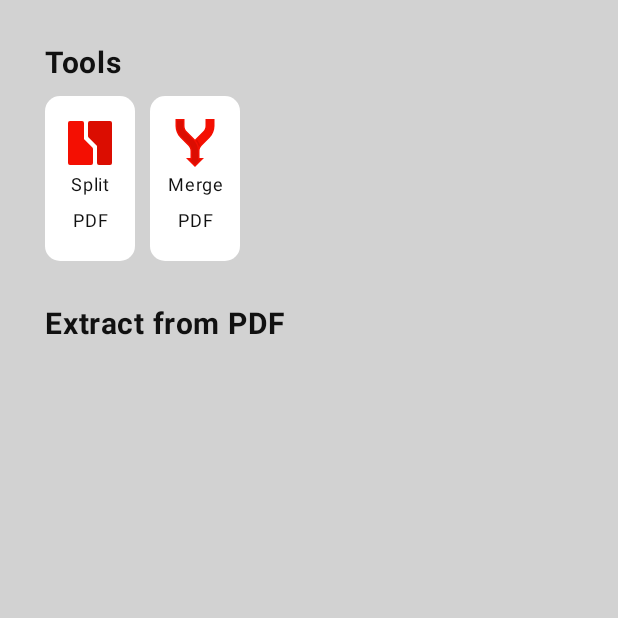
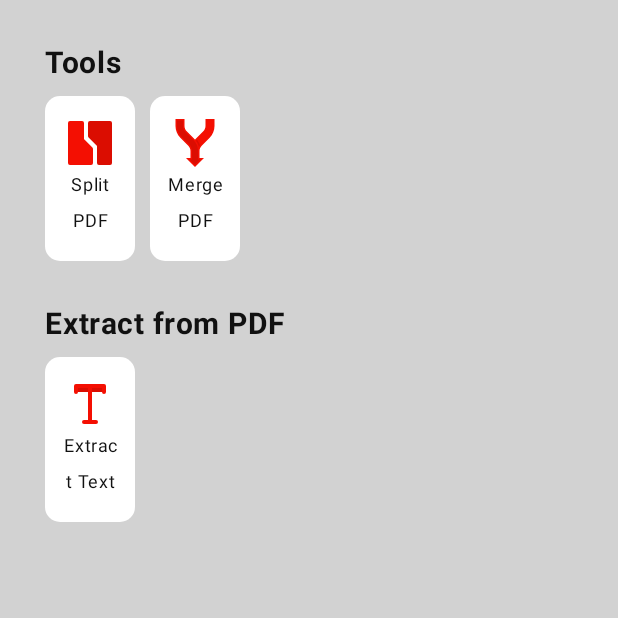
Before and after one commit to Burhan7777/RedPdfPro, an Android app built with Jetpack Compose: the screen it shows after launch (MainActivity), on a phone screen of 412 x 824 dp, the top half of it. Run offline under Robolectric (Android 15) with nearby library versions, the phone set to English and light mode, and no system bars; libraries missing offline, so code that uses them is left out: com.chaquo.python; 1 statement that could not run was skipped.

Commit message:
Adds text extraction from pdf

```diff
--- a/app/src/main/java/com/pzbdownloaders/redpdfpro/core/presentation/Component/FeatureBox.kt
+++ b/app/src/main/java/com/pzbdownloaders/redpdfpro/core/presentation/Component/FeatureBox.kt
@@ -22,6 +22,7 @@ import androidx.compose.ui.graphics.Color
 import androidx.compose.ui.res.painterResource
 import androidx.compose.ui.res.stringResource
 import androidx.compose.ui.text.style.TextAlign
+import androidx.compose.ui.text.style.TextOverflow
 import androidx.compose.ui.unit.dp
 import androidx.compose.ui.unit.sp
 import androidx.navigation.NavHostController
@@ -66,7 +67,8 @@ fun FeatureBox(
                 modifier = Modifier,
                 fontSize = 12.sp,
                 textAlign = TextAlign.Center,
-                color = MaterialTheme.colorScheme.onPrimary
+                color = MaterialTheme.colorScheme.onPrimary,
+                overflow = TextOverflow.Ellipsis
             )
         }
     }
--- a/app/src/main/java/com/pzbdownloaders/redpdfpro/core/presentation/HomePage.kt
+++ b/app/src/main/java/com/pzbdownloaders/redpdfpro/core/presentation/HomePage.kt
@@ -52,7 +52,7 @@ fun HomePage(navHostController: NavHostController, viewModel: MyViewModel) {
             FeatureBox(
                 stringId = R.string.splitPdf,
                 drawableId = R.drawable.split,
-                contentDescription = "Split PDF",
+                contentDescription = stringResource(id = R.string.splitPdf),
                 navHostController,
                 Screens.SplitPdf.route,
             )
@@ -60,7 +60,7 @@ fun HomePage(navHostController: NavHostController, viewModel: MyViewModel) {
             FeatureBox(
                 stringId = R.string.mergePdf,
                 drawableId = R.drawable.merge,
-                contentDescription = "Merge PDF",
+                contentDescription = stringResource(id = R.string.mergePdf),
                 navHostController,
                 Screens.MergePdf.route
             )
@@ -73,6 +73,20 @@ fun HomePage(navHostController: NavHostController, viewModel: MyViewModel) {
             fontSize = 20.sp,
             fontWeight = FontWeight.Bold
         )
+        Spacer(
+            modifier = Modifier.height(10.dp)
+        )
+        Row(horizontalArrangement = Arrangement.spacedBy(10.dp)) {
+
+            FeatureBox(
+                stringId = R.string.extractText,
+                drawableId = R.drawable.text,
+                contentDescription = stringResource(id = R.string.extractText),
+                navHostController,
+                Screens.ExtractText.route,
+            )
+
+        }
 
     }
 }
--- a/app/src/main/java/com/pzbdownloaders/redpdfpro/core/presentation/NavHost.kt
+++ b/app/src/main/java/com/pzbdownloaders/redpdfpro/core/presentation/NavHost.kt
@@ -5,6 +5,7 @@ import androidx.navigation.NavHostController
 import androidx.navigation.compose.composable
 import com.pzbdownloaders.redpdfpro.MainActivity
 import com.pzbdownloaders.redpdfpro.compresspdffeature.screens.CompressPDF
+import com.pzbdownloaders.redpdfpro.extracttextfeature.ExtractText
 import com.pzbdownloaders.redpdfpro.mergepdffeature.screens.MergePdf
 import com.pzbdownloaders.redpdfpro.splitpdffeature.screens.SplitPdf
 
@@ -30,6 +31,9 @@ fun MyNavHost(
         composable(Screens.CompressPDf.route) {
             CompressPDF(mainActivity = activity)
         }
+        composable(Screens.ExtractText.route) {
+            ExtractText(activity)
+        }
     }
 
 }
--- a/app/src/main/java/com/pzbdownloaders/redpdfpro/core/presentation/Screens.kt
+++ b/app/src/main/java/com/pzbdownloaders/redpdfpro/core/presentation/Screens.kt
@@ -5,4 +5,5 @@ sealed class Screens(var route: String) {
     object SplitPdf : Screens("split_pdf_screen")
     object MergePdf : Screens("merge_pdf_screen")
     object CompressPDf : Screens("compress_pdf_screen")
+    object ExtractText : Screens("extract_text_screen")
 }
--- /dev/null
+++ b/app/src/main/res/drawable/text.xml
@@ -0,0 +1,7 @@
+<vector android:height="32dp" android:viewportHeight="24"
+    android:viewportWidth="24" android:width="32dp" xmlns:android="http://schemas.android.com/apk/res/android">
+    <path android:fillColor="#db0d01"
+        android:pathData="M12,3V21M9,21H15M19,6V3H5V6"
+        android:strokeColor="#F40F02" android:strokeLineCap="round"
+        android:strokeLineJoin="round" android:strokeWidth="2"/>
+</vector>
--- a/app/src/main/res/values/strings.xml
+++ b/app/src/main/res/values/strings.xml
@@ -10,4 +10,5 @@
     <string name="compressPDF">Compress PDF</string>
     <string name="tools">Tools</string>
     <string name="extractFromPdf">Extract from PDF</string>
+    <string name="extractText">Extract Text</string>
 </resources>
```
Also changed, not shown: app/src/main/java/com/pzbdownloaders/redpdfpro/extracttextfeature/ExtractTextScreen.kt (added, +75 -0 lines), 1 other file.
